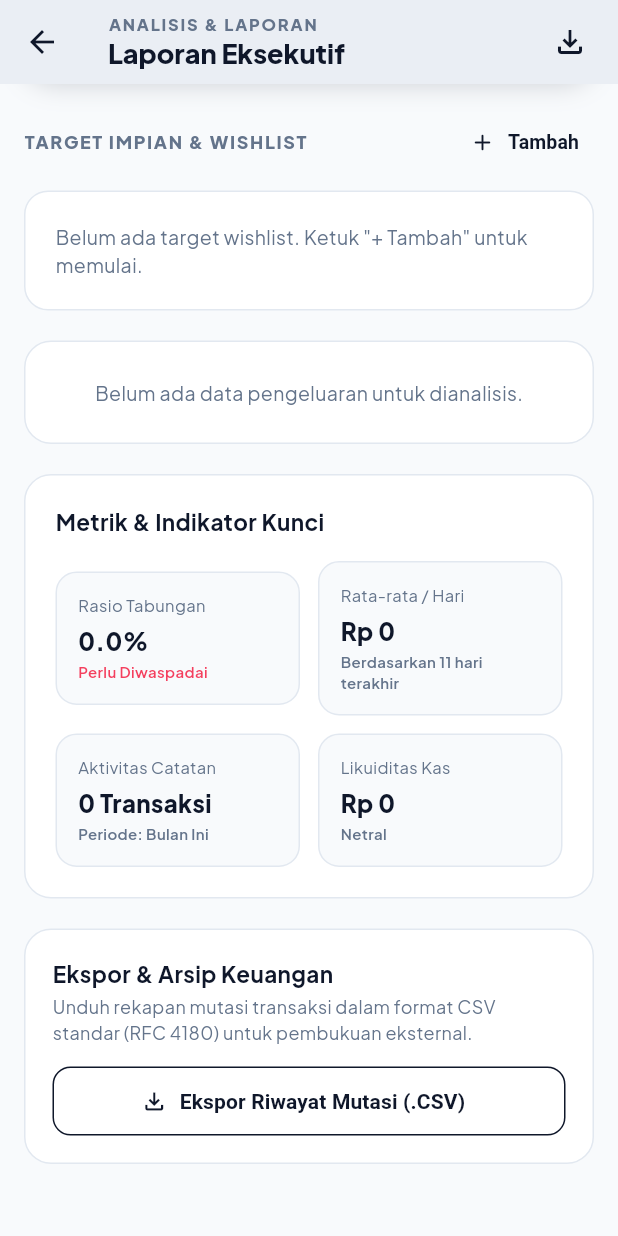
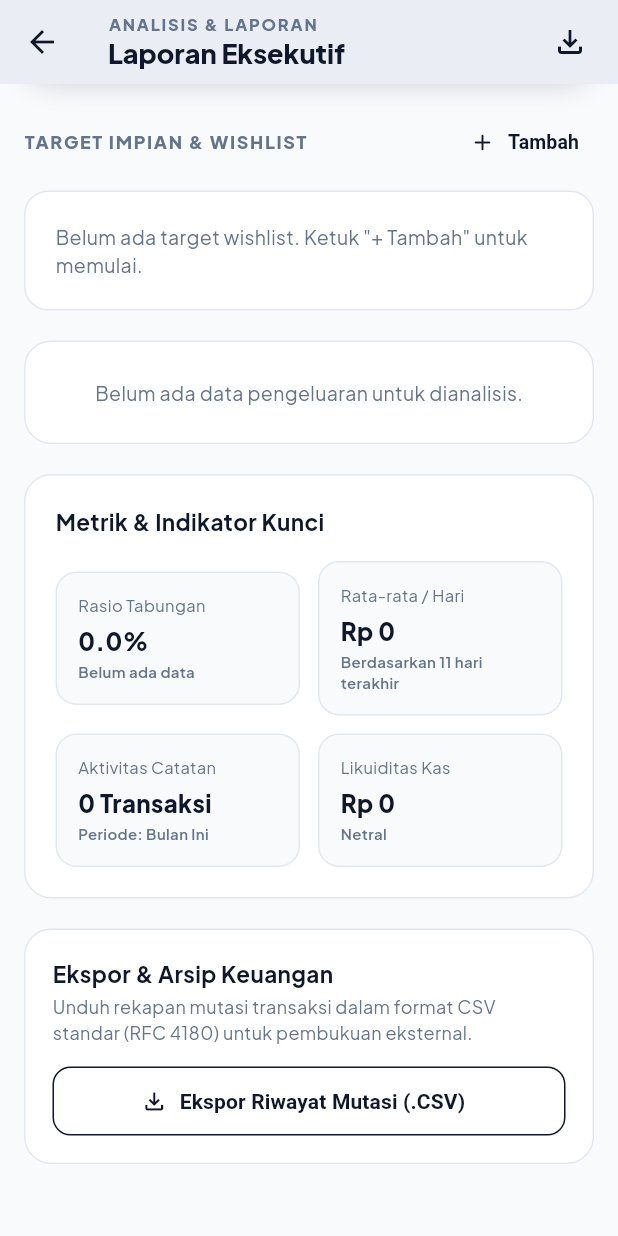
Before and after one commit to setyanzxc123/asisten_keuangan, a Flutter app: the ReportsScreen screen opened directly, scrolled down 575 dp, on a phone screen of 412 x 824 dp. Run offline on Flutter 3.47's test engine with Material 3 defaults, Android fonts, the phone set to English and light mode, and no system bars; our stand-ins replace cloud_firestore, cloud_functions, csv, firebase_auth, firebase_core, firebase_storage and 5 more; missing offline and left inert: firebase_app_check, record; accounts and stored records are empty; network calls fail.

Commit message:
fix: dark mode reports banner and empty data copy
- Theme-aware reports banner title, subtitle, and icon
- Replace alarm headline and savings flag with neutral copy when period has no transactions

```diff
--- a/lib/features/reports/presentation/reports_screen.dart
+++ b/lib/features/reports/presentation/reports_screen.dart
@@ -149,6 +149,7 @@ class _ReportsScreenState extends ConsumerState<ReportsScreen> {
                   totalExpense: totalExpense,
                   categoryTotals: categoryTotals,
                   isDataLoading: txState.isLoading,
+                  hasNoData: periodTransactions.isEmpty,
                 ),
                 const SizedBox(height: 24),
 
@@ -171,6 +172,7 @@ class _ReportsScreenState extends ConsumerState<ReportsScreen> {
                   transactionCount: periodTransactions.length,
                   periodDays: _periodDays(),
                   isDataLoading: txState.isLoading,
+                  hasNoData: periodTransactions.isEmpty,
                 ),
                 const SizedBox(height: 20),
                 _buildExportSection(context, txState.transactions),
@@ -212,6 +214,7 @@ class _ReportsScreenState extends ConsumerState<ReportsScreen> {
     required double totalExpense,
     required Map<String, double> categoryTotals,
     required bool isDataLoading,
+    required bool hasNoData,
   }) {
     final aiState = ref.watch(monthlyAiAnalysisProvider);
     final aiResult = aiState.result;
@@ -303,9 +306,11 @@ class _ReportsScreenState extends ConsumerState<ReportsScreen> {
             aiResult?.headline ??
                 (isDataLoading
                     ? 'Memuat data transaksi...'
-                    : (isHealthy
-                        ? 'Struktur Arus Kas Sehat & Stabil'
-                        : 'Peringatan Penyerapan Arus Kas Tinggi')),
+                    : (hasNoData
+                        ? 'Belum Ada Data untuk Dianalisis'
+                        : (isHealthy
+                            ? 'Struktur Arus Kas Sehat & Stabil'
+                            : 'Peringatan Penyerapan Arus Kas Tinggi'))),
             style: const TextStyle(
               color: Colors.white,
               fontSize: 18,
@@ -318,9 +323,11 @@ class _ReportsScreenState extends ConsumerState<ReportsScreen> {
             aiResult?.narrative ??
                 (isDataLoading
                     ? 'Ringkasan penasihat akan tersedia setelah data transaksi selesai dimuat.'
-                    : ('Rasio tabungan (*Savings Rate*) Anda saat ini berada di ${savingsRate.toStringAsFixed(1)}%. '
-                        'Pos pengeluaran terbesar dialokasikan pada "$topCategory" senilai ${CurrencyFormatter.format(topCategoryAmount)}. '
-                        '${isHealthy ? "Disiplin alokasi anggaran berada dalam koridor target surplus akhir bulan." : "Disarankan menahan belanja diskresioner untuk menjaga likuiditas darurat."}')),
+                    : (hasNoData
+                        ? 'Belum ada transaksi pada periode ini. Catat pemasukan atau pengeluaran Anda untuk mendapatkan ringkasan dan rekomendasi penasihat.'
+                        : ('Rasio tabungan (*Savings Rate*) Anda saat ini berada di ${savingsRate.toStringAsFixed(1)}%. '
+                            'Pos pengeluaran terbesar dialokasikan pada "$topCategory" senilai ${CurrencyFormatter.format(topCategoryAmount)}. '
+                            '${isHealthy ? "Disiplin alokasi anggaran berada dalam koridor target surplus akhir bulan." : "Disarankan menahan belanja diskresioner untuk menjaga likuiditas darurat."}'))),
             style: const TextStyle(
               color: Color(0xFFCBD5E1),
               fontSize: 13,
@@ -597,13 +604,14 @@ class _ReportsScreenState extends ConsumerState<ReportsScreen> {
     required int transactionCount,
     required int periodDays,
     required bool isDataLoading,
+    required bool hasNoData,
   }) {
     final liquiditySubtext = isDataLoading
         ? 'Memuat...'
         : (netCashflow > 0
             ? 'Surplus terkelola'
             : (netCashflow < 0 ? 'Defisit - perlu atensi' : 'Netral'));
-    final liquidityGood = isDataLoading
+    final liquidityGood = isDataLoading || hasNoData
         ? null
         : (netCashflow > 0 ? true : (netCashflow < 0 ? false : null));
 
@@ -634,8 +642,14 @@ class _ReportsScreenState extends ConsumerState<ReportsScreen> {
                   value: '${savingsRate.toStringAsFixed(1)}%',
                   subtext: isDataLoading
                       ? 'Memuat...'
-                      : (savingsRate >= 30 ? 'Sehat Prima' : 'Perlu Diwaspadai'),
-                  isGood: isDataLoading ? null : savingsRate >= 30,
+                      : (hasNoData
+                          ? 'Belum ada data'
+                          : (savingsRate >= 30
+                              ? 'Sehat Prima'
+                              : 'Perlu Diwaspadai')),
+                  isGood: isDataLoading || hasNoData
+                      ? null
+                      : savingsRate >= 30,
                 ),
               ),
               const SizedBox(width: 12),
```
Also changed, not shown: lib/features/dashboard/presentation/dashboard_screen.dart (+9 -9 lines).
